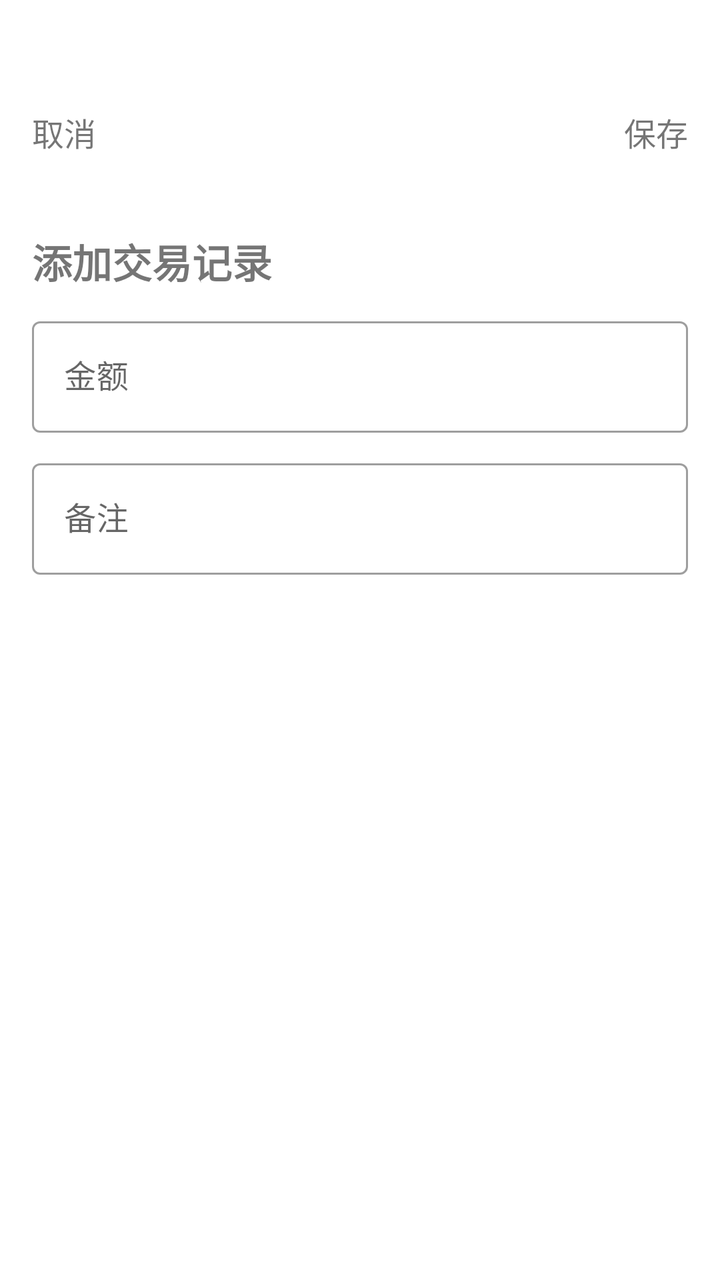
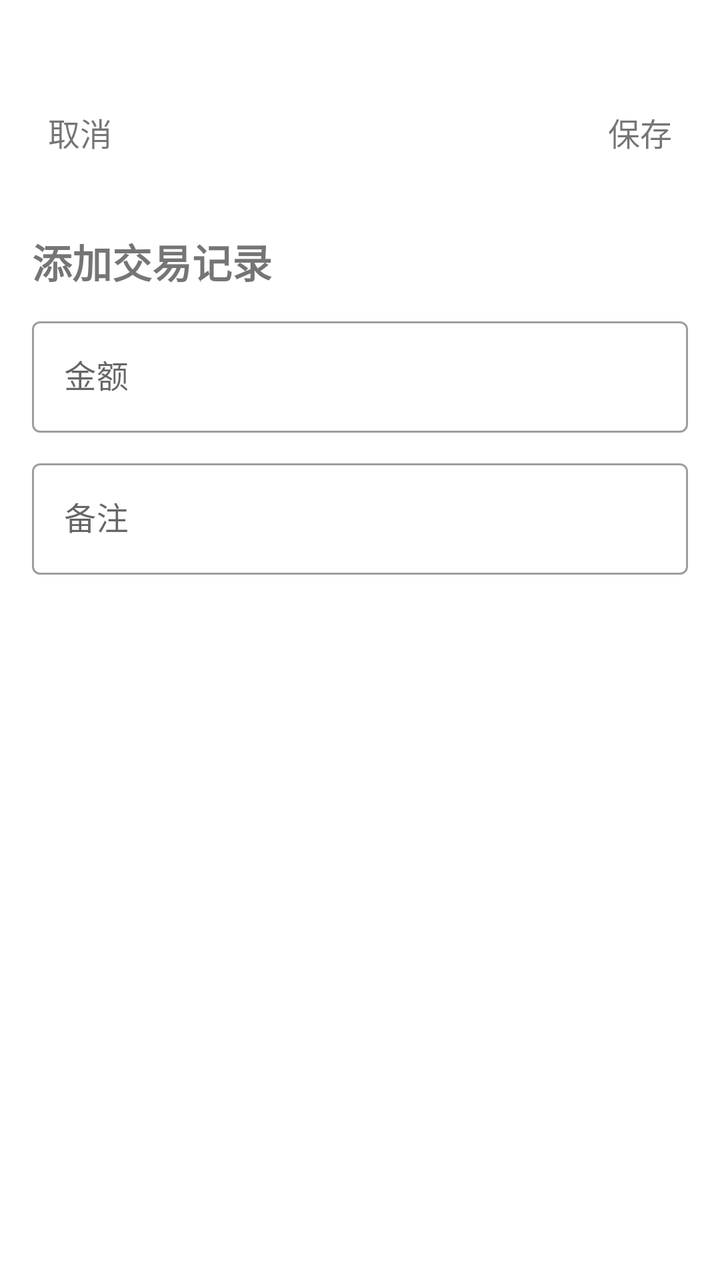

The first picture is an Android layout as it rendered before a commit; the second is the same layout after the commit. The layout source and the unified diff follow.
<!-- AndroidManifest.xml: application theme Theme.DeepBookkeeping -->
<!-- res/layout/fragment_add_transaction.xml -->
<?xml version="1.0" encoding="utf-8"?>
<LinearLayout xmlns:android="http://schemas.android.com/apk/res/android"
    xmlns:tools="http://schemas.android.com/tools"
    android:layout_width="match_parent"
    android:layout_height="match_parent"
    android:background="@color/add_transaction_background_color"
    android:clickable="true"
    android:focusable="false"
    android:orientation="vertical"
    android:padding="16dp"
    tools:context=".ui.addTransaction.AddTransactionFragment">

    <LinearLayout
        android:layout_width="match_parent"
        android:layout_height="wrap_content"
        android:layout_marginTop="20dp">

        <TextView
            android:id="@+id/cancel_button"
            android:layout_width="wrap_content"
            android:layout_height="wrap_content"
            android:layout_gravity="center"
            android:layout_weight="1"
            android:gravity="start|center_vertical"
            android:minHeight="60dp"
            android:text="@string/cancel"
            android:textSize="16sp" />

        <TextView
            android:id="@+id/save_button"
            android:layout_width="wrap_content"
            android:layout_height="wrap_content"
            android:layout_gravity="center"
            android:layout_weight="1"
            android:gravity="end|center_vertical"
            android:minHeight="60dp"
            android:text="@string/save"
            android:textSize="16sp" />
    </LinearLayout>

    <LinearLayout
        android:layout_width="match_parent"
        android:layout_height="wrap_content"
        android:layout_marginTop="20dp"
        android:orientation="horizontal">

        <TextView
            android:layout_width="wrap_content"
            android:layout_height="wrap_content"
            android:layout_gravity="center"
            android:layout_weight="2"
            android:text="@string/add_transaction"
            android:textSize="20sp"
            android:textStyle="bold" />

        <TextView
            android:id="@+id/editTransactionDate"
            android:layout_width="wrap_content"
            android:layout_height="wrap_content"
            android:layout_gravity="center"
            android:layout_weight="2"
            android:gravity="end" />

        <TextView
            android:id="@+id/editTransactionTime"
            android:layout_width="wrap_content"
            android:layout_height="wrap_content"
            android:layout_gravity="center"
            android:layout_weight="1"
            android:gravity="end" />
    </LinearLayout>

    <com.google.android.material.textfield.TextInputLayout
        android:id="@+id/textInputLayout2"
        style="@style/Widget.MaterialComponents.TextInputLayout.OutlinedBox"
        android:layout_width="match_parent"
        android:layout_height="wrap_content"
        android:layout_marginTop="10dp">

        <com.google.android.material.textfield.TextInputEditText
            android:id="@+id/etAmount"
            android:layout_width="match_parent"
            android:layout_height="wrap_content"
            android:hint="@string/amount"
            android:inputType="numberDecimal" />
    </com.google.android.material.textfield.TextInputLayout>

    <com.google.android.material.textfield.TextInputLayout
        android:id="@+id/textInputLayout"
        style="@style/Widget.MaterialComponents.TextInputLayout.OutlinedBox"
        android:layout_width="match_parent"
        android:layout_height="wrap_content"
        android:layout_marginTop="10dp">

        <com.google.android.material.textfield.TextInputEditText
            android:id="@+id/etDescription"
            android:layout_width="match_parent"
            android:layout_height="wrap_content"
            android:layout_marginTop="16dp"
            android:hint="@string/remark"
            tools:layout_editor_absoluteX="0dp" />
    </com.google.android.material.textfield.TextInputLayout>

    <com.google.android.material.tabs.TabLayout
        android:id="@+id/category_tab_layout"
        android:layout_width="match_parent"
        android:layout_height="wrap_content"
        android:layout_marginVertical="10dp"
        android:background="@color/tab_layout_background" />

    <androidx.viewpager2.widget.ViewPager2
        android:id="@+id/category_viewpager2"
        android:layout_width="match_parent"
        android:layout_height="wrap_content" />
</LinearLayout>
<!-- resources referenced by this layout -->
<resources>
  <color name="add_transaction_background_color">#ffffff</color>
  <color name="tab_layout_background">#ffffff</color>
  <string name="add_transaction">添加交易记录</string>
  <string name="amount">金额</string>
  <string name="cancel">取消</string>
  <string name="remark">备注</string>
  <string name="save">保存</string>
  <style name="Theme.DeepBookkeeping" parent="Base.Theme.DeepBookkeeping" />
  <style name="Base.Theme.DeepBookkeeping" parent="Theme.MaterialComponents.DayNight.NoActionBar">
          
           <item name="colorPrimary">@color/my_primary</item>
      </style>
  <color name="my_primary">#465C91</color>
</resources>

<!-- the commit's change to res/layout/fragment_add_transaction.xml (unified diff, before → after) -->
@@ -1,5 +1,6 @@
 <?xml version="1.0" encoding="utf-8"?>
 <LinearLayout xmlns:android="http://schemas.android.com/apk/res/android"
+    xmlns:app="http://schemas.android.com/apk/res-auto"
     xmlns:tools="http://schemas.android.com/tools"
     android:layout_width="match_parent"
     android:layout_height="match_parent"
@@ -10,7 +11,7 @@
     android:padding="16dp"
     tools:context=".ui.addTransaction.AddTransactionFragment">
 
-    <LinearLayout
+    <RelativeLayout
         android:layout_width="match_parent"
         android:layout_height="wrap_content"
         android:layout_marginTop="20dp">
@@ -19,10 +20,12 @@
             android:id="@+id/cancel_button"
             android:layout_width="wrap_content"
             android:layout_height="wrap_content"
+            android:layout_alignParentStart="true"
             android:layout_gravity="center"
-            android:layout_weight="1"
-            android:gravity="start|center_vertical"
+            android:background="?attr/selectableItemBackgroundBorderless"
+            android:gravity="center"
             android:minHeight="60dp"
+            android:padding="8dp"
             android:text="@string/cancel"
             android:textSize="16sp" />
 
@@ -30,45 +33,61 @@
             android:id="@+id/save_button"
             android:layout_width="wrap_content"
             android:layout_height="wrap_content"
+            android:layout_alignEnd="@+id/cancel_button"
+            android:layout_alignParentEnd="true"
             android:layout_gravity="center"
-            android:layout_weight="1"
-            android:gravity="end|center_vertical"
+            android:background="?attr/selectableItemBackgroundBorderless"
+            android:gravity="center"
             android:minHeight="60dp"
+            android:padding="8dp"
             android:text="@string/save"
             android:textSize="16sp" />
-    </LinearLayout>
+    </RelativeLayout>
 
-    <LinearLayout
+    <androidx.constraintlayout.widget.ConstraintLayout
         android:layout_width="match_parent"
         android:layout_height="wrap_content"
-        android:layout_marginTop="20dp"
-        android:orientation="horizontal">
+        android:layout_marginTop="20dp">
 
         <TextView
+            android:id="@+id/add_transaction_hint"
             android:layout_width="wrap_content"
             android:layout_height="wrap_content"
             android:layout_gravity="center"
-            android:layout_weight="2"
             android:text="@string/add_transaction"
             android:textSize="20sp"
-            android:textStyle="bold" />
+            android:textStyle="bold"
+            app:layout_constraintBottom_toBottomOf="parent"
+            app:layout_constraintStart_toStartOf="parent"
+            app:layout_constraintTop_toTopOf="parent" />
 
         <TextView
             android:id="@+id/editTransactionDate"
             android:layout_width="wrap_content"
             android:layout_height="wrap_content"
             android:layout_gravity="center"
-            android:layout_weight="2"
-            android:gravity="end" />
+            android:layout_toStartOf="@id/editTransactionTime"
+            android:background="?attr/selectableItemBackgroundBorderless"
+            android:gravity="end"
+            android:paddingHorizontal="10dp"
+            app:layout_constraintBottom_toBottomOf="parent"
+            app:layout_constraintEnd_toStartOf="@+id/editTransactionTime"
+            app:layout_constraintTop_toTopOf="parent" />
 
         <TextView
             android:id="@+id/editTransactionTime"
             android:layout_width="wrap_content"
             android:layout_height="wrap_content"
+            android:layout_alignParentEnd="true"
             android:layout_gravity="center"
-            android:layout_weight="1"
-            android:gravity="end" />
-    </LinearLayout>
+            android:layout_toEndOf="@+id/editTransactionDate"
+            android:background="?attr/selectableItemBackgroundBorderless"
+            android:gravity="end"
+            android:paddingHorizontal="10dp"
+            app:layout_constraintBottom_toBottomOf="parent"
+            app:layout_constraintEnd_toEndOf="parent"
+            app:layout_constraintTop_toTopOf="parent" />
+    </androidx.constraintlayout.widget.ConstraintLayout>
 
     <com.google.android.material.textfield.TextInputLayout
         android:id="@+id/textInputLayout2"
